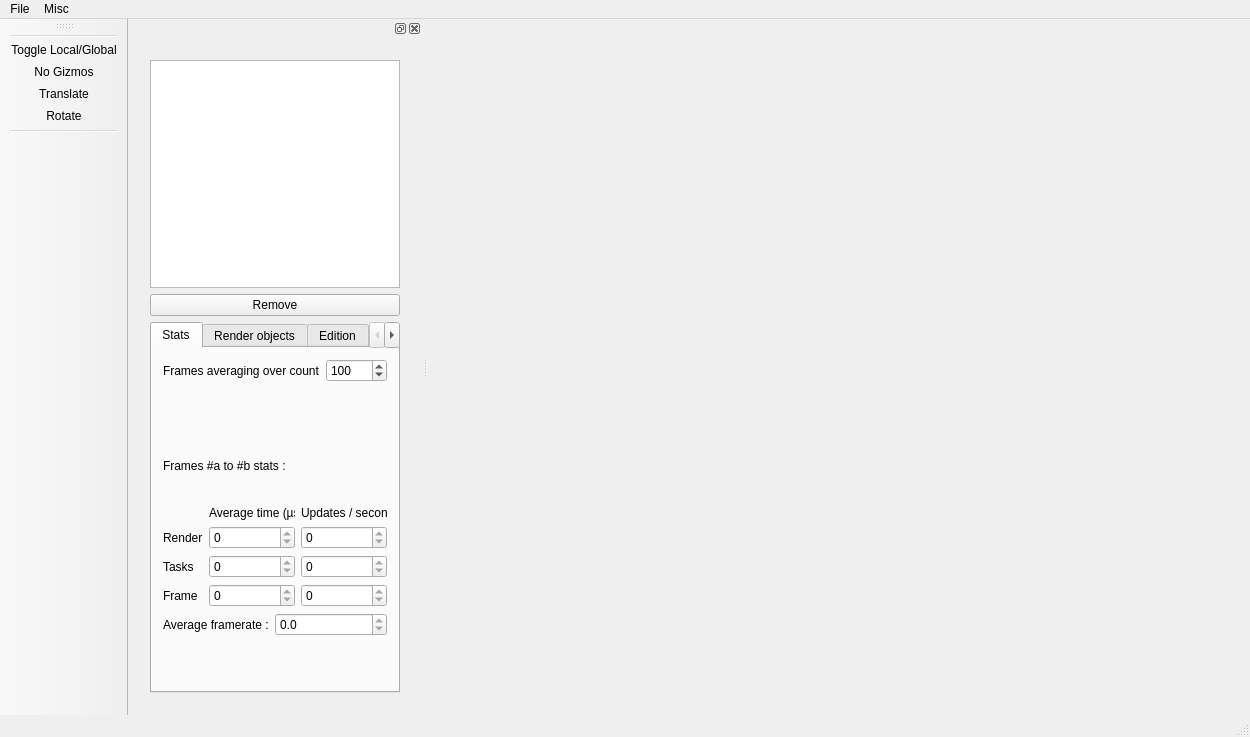
This is src/MainApplication/Gui/ui/MainWindow.ui in STORM-IRIT/Radium-Engine as Qt 5 draws it before an edit. The edited form follows.
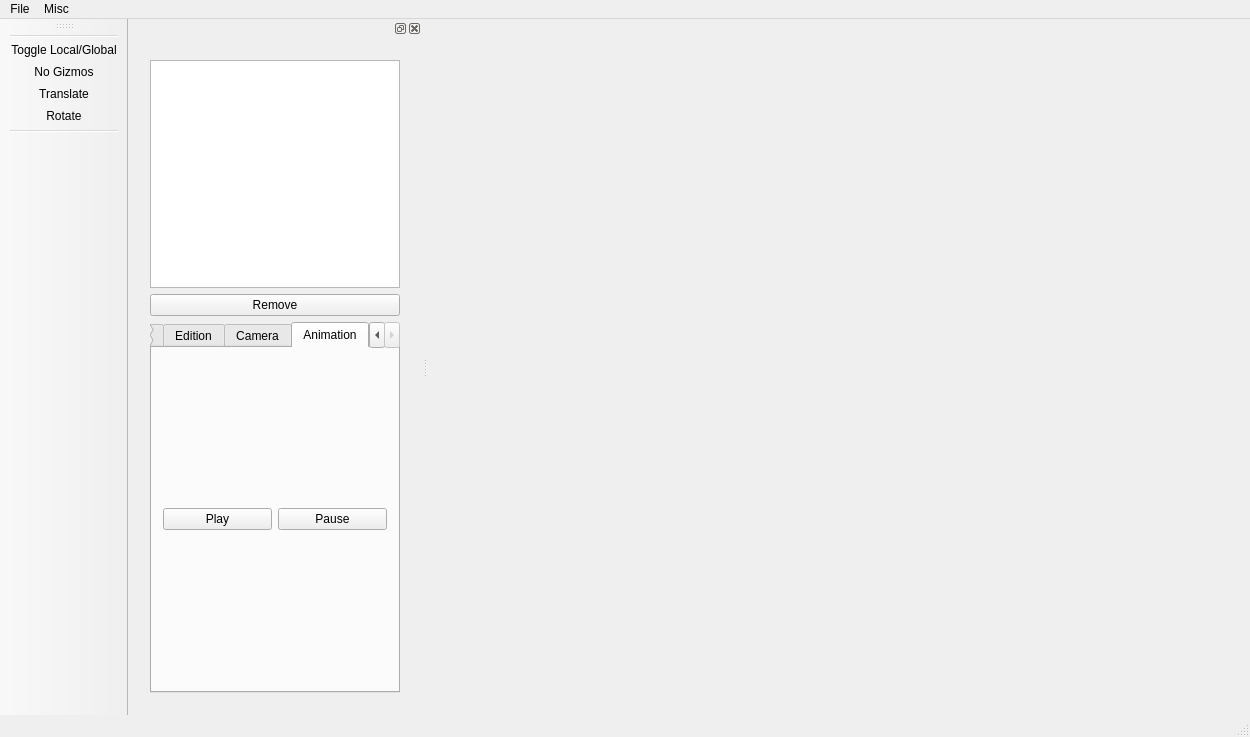
This is the edited form. Icons and pictures are not drawn. Custom widgets are drawn as their Qt base class.

Commit message: Added an Animation tab and a play / pause button

Diff of the .ui file:
```diff
--- a/src/MainApplication/Gui/ui/MainWindow.ui
+++ b/src/MainApplication/Gui/ui/MainWindow.ui
@@ -105,7 +105,10 @@
              </size>
             </property>
             <property name="currentIndex">
-             <number>0</number>
+             <number>4</number>
+            </property>
+            <property name="movable">
+             <bool>false</bool>
             </property>
             <widget class="QWidget" name="tab_stats">
              <attribute name="title">
@@ -637,6 +640,31 @@
               </item>
              </layout>
             </widget>
+            <widget class="QWidget" name="tab_animation">
+             <attribute name="title">
+              <string>Animation</string>
+             </attribute>
+             <layout class="QVBoxLayout" name="verticalLayout_6">
+              <item>
+               <layout class="QGridLayout" name="gridLayout_3">
+                <item row="0" column="0">
+                 <widget class="QPushButton" name="playButton">
+                  <property name="text">
+                   <string>Play</string>
+                  </property>
+                 </widget>
+                </item>
+                <item row="0" column="1">
+                 <widget class="QPushButton" name="pauseButton">
+                  <property name="text">
+                   <string>Pause</string>
+                  </property>
+                 </widget>
+                </item>
+               </layout>
+              </item>
+             </layout>
+            </widget>
            </widget>
           </item>
          </layout>
```
Left out of the diff: 2 changed lines with no effect on the pictures. The commit also changes 4 other files.
